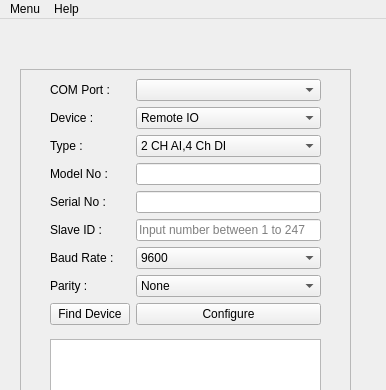
unipolar-soft/device-config, file app/ui/mainwindow.ui: the form before one commit; both pictures show x 0 to 386 and y 0 to 390 of the 386 by 608 pixel window.
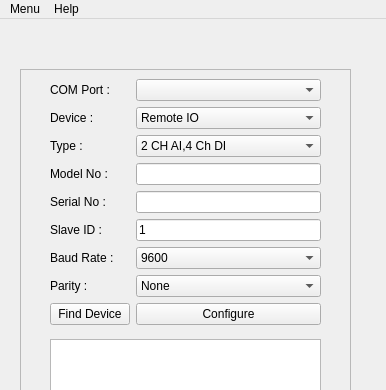
The form after the commit.

What changed in the file:
```diff
--- a/app/ui/mainwindow.ui
+++ b/app/ui/mainwindow.ui
@@ -128,6 +128,9 @@
         </item>
         <item row="5" column="1">
          <widget class="QLineEdit" name="slaveIdInput">
+          <property name="text">
+           <string>1</string>
+          </property>
           <property name="maxLength">
            <number>247</number>
           </property>
```
